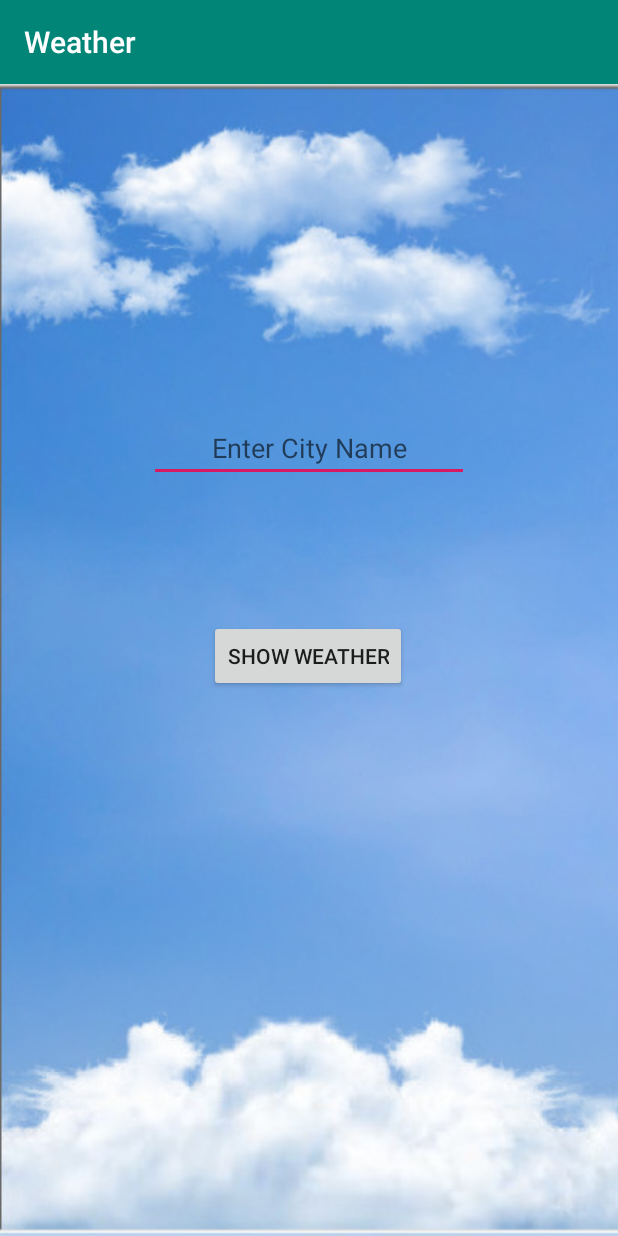
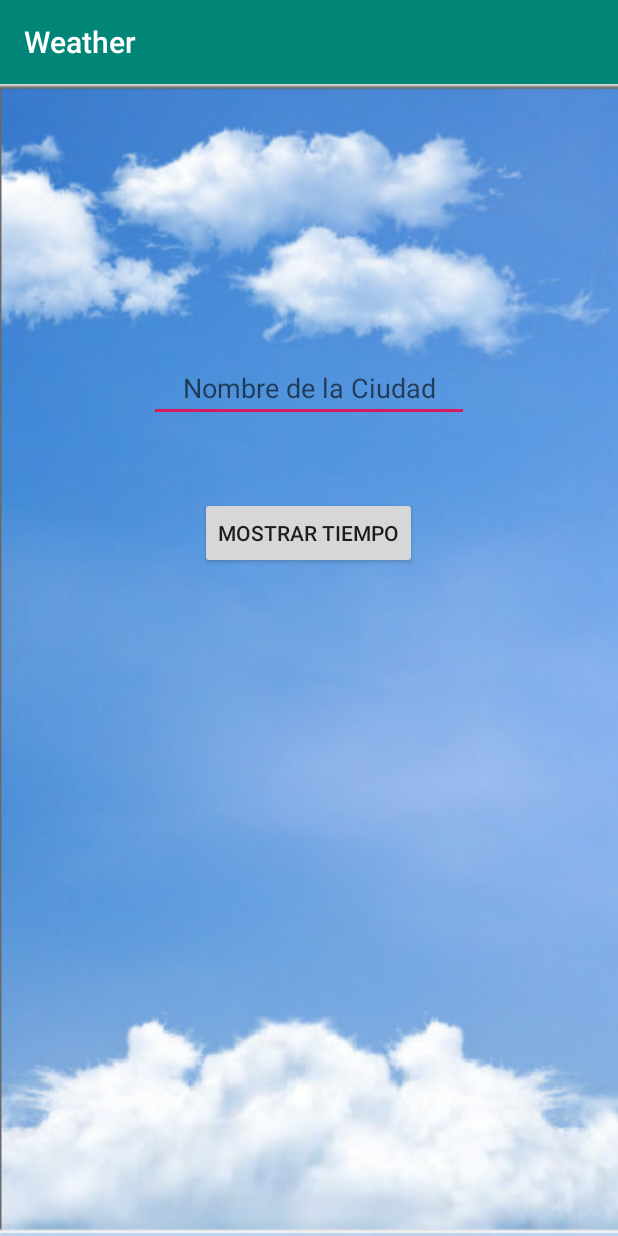
Before and after one commit to Javierfs94/Android, an Android app: the screen it shows after launch (MainActivity), on a phone screen of 412 x 824 dp. Run offline under Robolectric (Android 15) with nearby library versions, the phone set to English and light mode, and no system bars.

Commit message:
Actualizacion del repositorio

```diff
--- a/Weather/app/src/main/res/layout/activity_main.xml
+++ b/Weather/app/src/main/res/layout/activity_main.xml
@@ -12,10 +12,10 @@
         android:id="@+id/cityEditText"
         android:layout_width="wrap_content"
         android:layout_height="wrap_content"
-        android:layout_marginTop="220dp"
+        android:layout_marginTop="180dp"
         android:ems="10"
         android:gravity="center"
-        android:hint="Enter City Name"
+        android:hint="Nombre de la Ciudad"
         android:inputType="textPersonName"
         app:layout_constraintEnd_toEndOf="parent"
         app:layout_constraintStart_toStartOf="parent"
@@ -25,10 +25,10 @@
         android:id="@+id/button"
         android:layout_width="wrap_content"
         android:layout_height="wrap_content"
-        android:layout_marginTop="92dp"
+        android:layout_marginTop="50dp"
         android:gravity="center"
         android:onClick="getWeatherInfo"
-        android:text="Show Weather"
+        android:text="Mostrar tiempo"
         app:layout_constraintEnd_toEndOf="parent"
         app:layout_constraintHorizontal_bias="0.498"
         app:layout_constraintStart_toStartOf="parent"
@@ -40,6 +40,7 @@
         android:layout_height="wrap_content"
         android:layout_marginTop="76dp"
         android:gravity="center"
+        android:textAppearance="@style/TextAppearance.AppCompat.Large"
         android:textSize="18sp"
         app:layout_constraintEnd_toEndOf="parent"
         app:layout_constraintHorizontal_bias="0.498"
```
Also changed, not shown: Weather/app/src/main/java/com/example/weather/MainActivity.java (+7 -3 lines).
